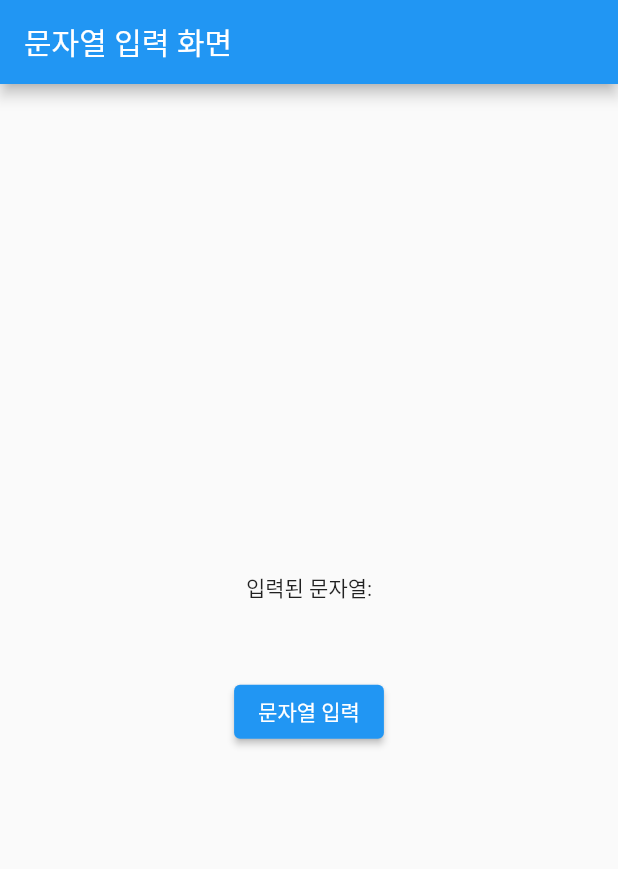
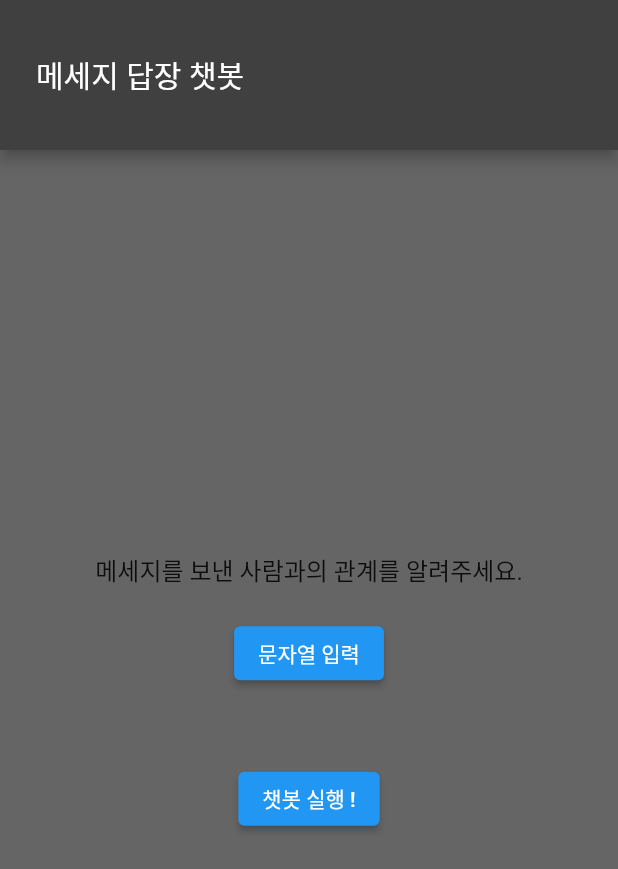
Before and after one commit to dgh06175/chatbot-using-ChatGPT, a Flutter app: the screen it shows after launch, on a phone screen of 412 x 824 dp. Shown: the top 869 px of the screen. Run offline on Flutter 3.47's test engine with Material 2 defaults, Android fonts, the phone set to English and light mode, and no system bars.

Commit message:
home 화면에서 받은 입력 ChatScreen으로 이동.

```diff
--- a/lib/screen/home.dart
+++ b/lib/screen/home.dart
@@ -1,8 +1,12 @@
 import 'package:flutter/material.dart';
+import 'screen.dart';
+import '../util/color.dart';
 
 class MyHomePage extends StatefulWidget {
+  const MyHomePage({super.key});
+
   @override
-  _MyHomePageState createState() => _MyHomePageState();
+  State<MyHomePage> createState() => _MyHomePageState();
 }
 
 class _MyHomePageState extends State<MyHomePage> {
@@ -12,18 +16,26 @@ class _MyHomePageState extends State<MyHomePage> {
   Widget build(BuildContext context) {
     return Scaffold(
       appBar: AppBar(
-        title: Text('문자열 입력 화면'),
+        toolbarHeight: 100,
+        title: const Padding(
+          padding: EdgeInsets.all(8.0),
+          child: Text(
+            "메세지 답장 챗봇",
+            maxLines: 2,
+            textAlign: TextAlign.center,
           ),
-      body: Center(
+        ),
+        backgroundColor: ColorSets.botBackgroundColor,
+      ),
+      backgroundColor: ColorSets.backgroundColor,
+      body: SafeArea(
+        child: Center(
           child: Column(
             mainAxisAlignment: MainAxisAlignment.center,
             children: <Widget>[
               Text(
-              '입력된 문자열:',
-            ),
-            Text(
-              inputText,
-              style: TextStyle(fontSize: 24),
+                '메세지를 보낸 사람과의 관계를 알려주세요.',
+                style: TextStyle(fontSize: 16),
               ),
               SizedBox(height: 20),
               ElevatedButton(
@@ -32,7 +44,27 @@ class _MyHomePageState extends State<MyHomePage> {
                 },
                 child: Text('문자열 입력'),
               ),
+              SizedBox(height: 20),
+              Text(
+                inputText,
+                style: TextStyle(fontSize: 16),
+              ),
+              SizedBox(height: 10),
+              ElevatedButton(
+                onPressed: () {
+                  Navigator.push(
+                    context,
+                    MaterialPageRoute(
+                      builder: (context) {
+                        return ChatPage(relationText: inputText);
+                      },
+                    ),
+                  );
+                },
+                child: Text('챗봇 실행 !'),
+              ),
             ],
+          ),
         ),
       ),
     );
```
Also changed, not shown: lib/screen/screen.dart (+8 -6 lines). Lines whose indentation alone changed are shown as unchanged.
